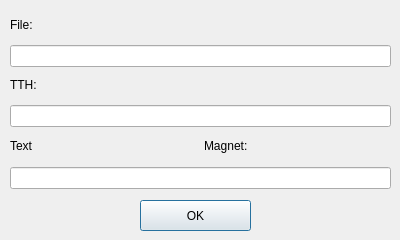
Before: the Qt Designer form ui/tthdialog.ui in apavelm/stildcpp, drawn with Qt 5.
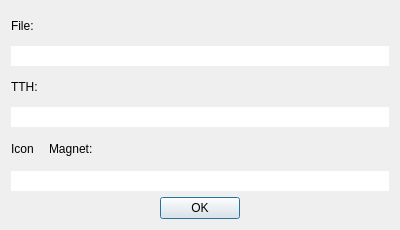
After: the same form once the commit is applied.

What changed in the file:
```diff
--- a/ui/tthdialog.ui
+++ b/ui/tthdialog.ui
@@ -6,34 +6,20 @@
     <x>0</x>
     <y>0</y>
     <width>400</width>
-    <height>240</height>
+    <height>230</height>
    </rect>
   </property>
+  <property name="sizePolicy" >
+   <sizepolicy vsizetype="Minimum" hsizetype="Preferred" >
+    <horstretch>0</horstretch>
+    <verstretch>0</verstretch>
+   </sizepolicy>
+  </property>
   <property name="windowTitle" >
    <string>Tiger Tree Hash</string>
   </property>
-  <widget class="QPushButton" name="OKBtn" >
-   <property name="geometry" >
-    <rect>
-     <x>140</x>
-     <y>200</y>
-     <width>111</width>
-     <height>31</height>
-    </rect>
-   </property>
-   <property name="text" >
-    <string>OK</string>
-   </property>
-  </widget>
-  <widget class="QWidget" name="" >
-   <property name="geometry" >
-    <rect>
-     <x>10</x>
-     <y>10</y>
-     <width>381</width>
-     <height>57</height>
-    </rect>
-   </property>
+  <layout class="QGridLayout" >
+   <item row="0" column="0" >
    <layout class="QVBoxLayout" >
     <item>
      <widget class="QLabel" name="label" >
@@ -43,19 +29,21 @@
      </widget>
     </item>
     <item>
-     <widget class="QLineEdit" name="filebox" />
-    </item>
-   </layout>
-  </widget>
-  <widget class="QWidget" name="" >
-   <property name="geometry" >
-    <rect>
-     <x>10</x>
-     <y>70</y>
-     <width>381</width>
-     <height>57</height>
-    </rect>
-   </property>
+      <widget class="QLineEdit" name="filebox" >
+       <property name="enabled" >
+        <bool>true</bool>
+       </property>
+       <property name="frame" >
+        <bool>false</bool>
+       </property>
+       <property name="readOnly" >
+        <bool>true</bool>
+       </property>
+      </widget>
+     </item>
+    </layout>
+   </item>
+   <item row="1" column="0" >
    <layout class="QVBoxLayout" >
     <item>
      <widget class="QLabel" name="label_2" >
@@ -65,26 +53,52 @@
      </widget>
     </item>
     <item>
-     <widget class="QLineEdit" name="tthbox" />
-    </item>
-   </layout>
-  </widget>
-  <widget class="QWidget" name="" >
-   <property name="geometry" >
-    <rect>
-     <x>10</x>
-     <y>130</y>
-     <width>381</width>
-     <height>59</height>
-    </rect>
-   </property>
+      <widget class="QLineEdit" name="tthbox" >
+       <property name="enabled" >
+        <bool>true</bool>
+       </property>
+       <property name="frame" >
+        <bool>false</bool>
+       </property>
+       <property name="readOnly" >
+        <bool>true</bool>
+       </property>
+      </widget>
+     </item>
+    </layout>
+   </item>
+   <item row="2" column="0" >
    <layout class="QVBoxLayout" >
     <item>
      <layout class="QHBoxLayout" >
       <item>
        <widget class="QLabel" name="icolabel" >
+         <property name="sizePolicy" >
+          <sizepolicy vsizetype="Fixed" hsizetype="Fixed" >
+           <horstretch>0</horstretch>
+           <verstretch>0</verstretch>
+          </sizepolicy>
+         </property>
+         <property name="minimumSize" >
+          <size>
+           <width>32</width>
+           <height>32</height>
+          </size>
+         </property>
+         <property name="maximumSize" >
+          <size>
+           <width>32</width>
+           <height>32</height>
+          </size>
+         </property>
+         <property name="baseSize" >
+          <size>
+           <width>32</width>
+           <height>32</height>
+          </size>
+         </property>
         <property name="text" >
-         <string>Text</string>
+          <string>Icon</string>
         </property>
        </widget>
       </item>
@@ -98,10 +112,61 @@
      </layout>
     </item>
     <item>
-     <widget class="QLineEdit" name="magnetbox" />
-    </item>
-   </layout>
-  </widget>
+      <widget class="QLineEdit" name="magnetbox" >
+       <property name="enabled" >
+        <bool>true</bool>
+       </property>
+       <property name="frame" >
+        <bool>false</bool>
+       </property>
+       <property name="readOnly" >
+        <bool>true</bool>
+       </property>
+      </widget>
+     </item>
+    </layout>
+   </item>
+   <item row="3" column="0" >
+    <layout class="QHBoxLayout" >
+     <item>
+      <spacer>
+       <property name="orientation" >
+        <enum>Qt::Horizontal</enum>
+       </property>
+       <property name="sizeHint" >
+        <size>
+         <width>40</width>
+         <height>20</height>
+        </size>
+       </property>
+      </spacer>
+     </item>
+     <item>
+      <widget class="QPushButton" name="OKBtn" >
+       <property name="text" >
+        <string>OK</string>
+       </property>
+       <property name="default" >
+        <bool>true</bool>
+       </property>
+      </widget>
+     </item>
+     <item>
+      <spacer>
+       <property name="orientation" >
+        <enum>Qt::Horizontal</enum>
+       </property>
+       <property name="sizeHint" >
+        <size>
+         <width>40</width>
+         <height>20</height>
+        </size>
+       </property>
+      </spacer>
+     </item>
+    </layout>
+   </item>
+  </layout>
  </widget>
  <resources/>
  <connections>
```
Left out of the diff: 38 changed lines with no effect on the pictures. Lines whose indentation alone changed are shown as unchanged.
